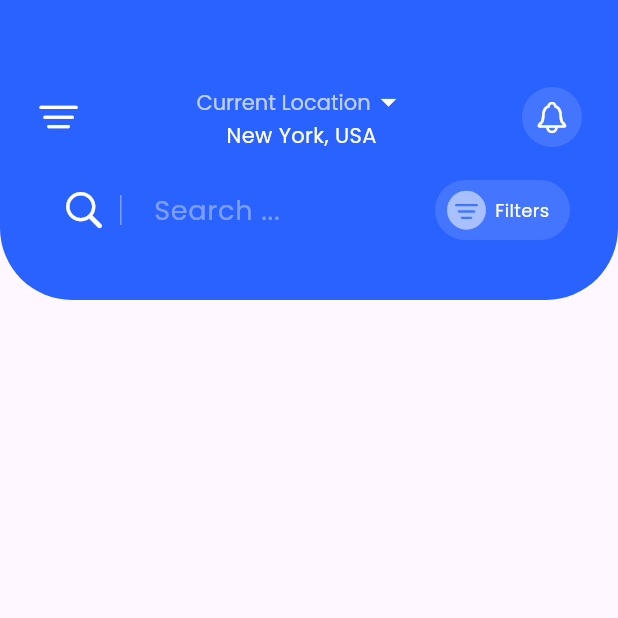
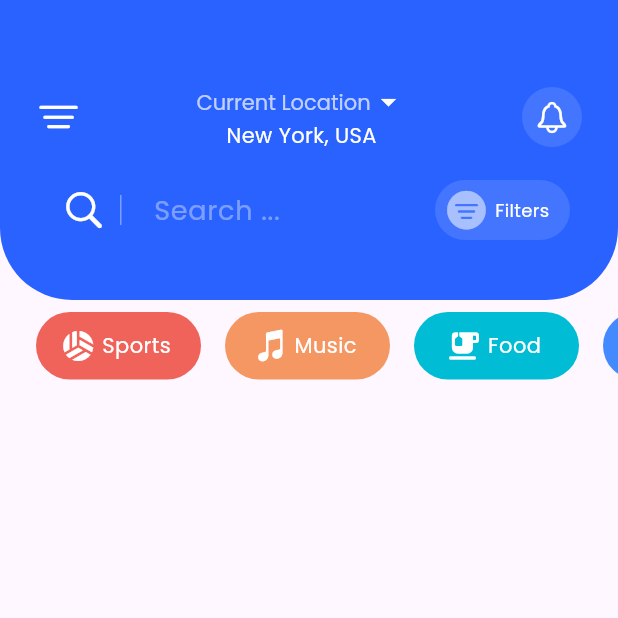
Before and after one commit to muzzammil763/event_booking_ui, a Flutter app: the HomeScreen screen opened directly, on a phone screen of 412 x 824 dp, the top half of it. Run offline on Flutter 3.47's test engine with Material 3 defaults, Android fonts, the phone set to English and light mode, and no system bars; our stand-ins replace google_fonts.

Commit message:
added some more components in home screen & extracted 2 method for clean code ..

```diff
--- a/lib/Screens/home.dart
+++ b/lib/Screens/home.dart
@@ -10,6 +10,146 @@ class HomeScreen extends StatelessWidget {
       body: Column(
         children: [
           topcontainer(),
+          const SizedBox(height: 8),
+          categoryscrollview(),
+        ],
+      ),
+    );
+  }
+
+  SingleChildScrollView categoryscrollview() {
+    return SingleChildScrollView(
+      padding: const EdgeInsets.symmetric(
+        horizontal: 24,
+      ),
+      scrollDirection: Axis.horizontal,
+      child: Row(
+        children: [
+          Container(
+            height: 45,
+            width: 110,
+            decoration: BoxDecoration(
+              color: const Color(0XFFF0635A),
+              borderRadius: BorderRadius.circular(24),
+            ),
+            child: const Row(
+              mainAxisAlignment: MainAxisAlignment.center,
+              children: [
+                Icon(
+                  Icons.sports_volleyball,
+                  color: Colors.white,
+                ),
+                SizedBox(
+                  width: 4,
+                ),
+                Text(
+                  "Sports",
+                  style: TextStyle(
+                    color: Colors.white,
+                  ),
+                ),
+                SizedBox(
+                  width: 4,
+                ),
+              ],
+            ),
+          ),
+          const SizedBox(
+            width: 16,
+          ),
+          Container(
+            height: 45,
+            width: 110,
+            decoration: BoxDecoration(
+              color: const Color(0xffff59762),
+              borderRadius: BorderRadius.circular(24),
+            ),
+            child: const Row(
+              mainAxisAlignment: MainAxisAlignment.center,
+              children: [
+                Icon(
+                  CupertinoIcons.music_note_2,
+                  color: Colors.white,
+                ),
+                SizedBox(
+                  width: 4,
+                ),
+                Text(
+                  "Music",
+                  style: TextStyle(
+                    color: Colors.white,
+                  ),
+                ),
+                SizedBox(
+                  width: 4,
+                ),
+              ],
+            ),
+          ),
+          const SizedBox(
+            width: 16,
+          ),
+          Container(
+            height: 45,
+            width: 110,
+            decoration: BoxDecoration(
+              color: Colors.cyan,
+              borderRadius: BorderRadius.circular(24),
+            ),
+            child: const Row(
+              mainAxisAlignment: MainAxisAlignment.center,
+              children: [
+                Icon(
+                  Icons.emoji_food_beverage_rounded,
+                  color: Colors.white,
+                ),
+                SizedBox(
+                  width: 4,
+                ),
+                Text(
+                  "Food",
+                  style: TextStyle(
+                    color: Colors.white,
+                  ),
+                ),
+                SizedBox(
+                  width: 4,
+                ),
+              ],
+            ),
+          ),
+          const SizedBox(
+            width: 16,
+          ),
+          Container(
+            height: 45,
+            width: 110,
+            decoration: BoxDecoration(
+              color: Colors.blueAccent,
+              borderRadius: BorderRadius.circular(24),
+            ),
+            child: const Row(
+              mainAxisAlignment: MainAxisAlignment.center,
+              children: [
+                Icon(
+                  Icons.draw,
+                  color: Colors.white,
+                ),
+                SizedBox(
+                  width: 4,
+                ),
+                Text(
+                  "Art",
+                  style: TextStyle(
+                    color: Colors.white,
+                  ),
+                ),
+                SizedBox(
+                  width: 4,
+                ),
+              ],
+            ),
+          ),
         ],
       ),
     );
```
